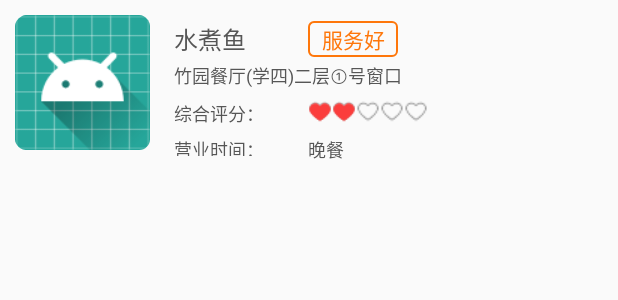
After one commit to CodeChild/DishesReviewsModule, an Android app: the layout dishes_reviews_item_seachresult.xml on its own in the app's theme, with its tools: preview values and no code run, on a phone screen of 412 x 824 dp. The commit adds this screen. Shown: the top 300 px of the screen. Run offline under Robolectric (Android 15) with nearby library versions, the phone set to English and light mode, and no system bars.

Commit message:
[add]搜索item xml心型RatingBar

```diff
--- a/app/src/main/java/com/twtstudio/service/dishesreviews/MainActivity.kt
+++ b/app/src/main/java/com/twtstudio/service/dishesreviews/MainActivity.kt
@@ -42,7 +42,7 @@ class MainActivity : AppCompatActivity() {
                             return true
                         }
                     })
-            itemIconTintList= null //不设置IconTint
+            itemIconTintList = null //不设置IconTint
         }
 
 
--- /dev/null
+++ b/app/src/main/res/drawable/dishes_reviews_ratingbar_small_material.xml
@@ -0,0 +1,28 @@
+<?xml version="1.0" encoding="utf-8"?><!-- Copyright (C) 2015 The Android Open Source Project
+
+     Licensed under the Apache License, Version 2.0 (the "License");
+     you may not use this file except in compliance with the License.
+     You may obtain a copy of the License at
+
+          http://www.apache.org/licenses/LICENSE-2.0
+
+     Unless required by applicable law or agreed to in writing, software
+     distributed under the License is distributed on an "AS IS" BASIS,
+     WITHOUT WARRANTIES OR CONDITIONS OF ANY KIND, either express or implied.
+     See the License for the specific language governing permissions and
+     limitations under the License.
+-->
+
+<layer-list xmlns:android="http://schemas.android.com/apk/res/android">
+    <item
+        android:id="@android:id/background"
+        android:drawable="@drawable/dishes_reviews_heart_empty" />
+    <item
+        android:id="@android:id/secondaryProgress"
+        android:drawable="@drawable/dishes_reviews_heart_full" />
+    <item android:id="@android:id/progress">
+        <bitmap
+            android:src="@drawable/dishes_reviews_heart_full"
+            android:tileModeX="repeat" />
+    </item>
+</layer-list>
--- /dev/null
+++ b/app/src/main/res/drawable/dishes_reviews_textview_border.xml
@@ -0,0 +1,6 @@
+<shape xmlns:android="http://schemas.android.com/apk/res/android">
+    <stroke
+        android:width="1dp"
+        android:color="@color/searchItemText2" />
+    <corners android:radius="3dp" />
+</shape>
--- /dev/null
+++ b/app/src/main/res/layout/dishes_reviews_item_seachresult.xml
@@ -0,0 +1,104 @@
+<?xml version="1.0" encoding="utf-8"?>
+<android.support.constraint.ConstraintLayout xmlns:android="http://schemas.android.com/apk/res/android"
+    xmlns:app="http://schemas.android.com/apk/res-auto"
+    android:layout_width="match_parent"
+    android:layout_height="109dp"
+    app:elevation="4dp">
+
+
+    <ImageView
+        android:id="@+id/item_icon"
+        android:layout_width="90dp"
+        android:layout_height="90dp"
+        android:layout_marginStart="10dp"
+        android:src="@mipmap/ic_launcher_round"
+        app:layout_constraintBottom_toBottomOf="parent"
+        app:layout_constraintStart_toStartOf="parent"
+        app:layout_constraintTop_toTopOf="parent" />
+
+    <TextView
+        android:id="@+id/item_name"
+        android:layout_width="80dp"
+        android:layout_height="wrap_content"
+        android:layout_marginStart="16dp"
+        android:layout_marginTop="14dp"
+        android:ellipsize="end"
+        android:text="水煮鱼"
+        android:textColor="@color/searchItemText1"
+        android:textSize="16sp"
+        app:layout_constraintStart_toEndOf="@id/item_icon"
+        app:layout_constraintTop_toTopOf="parent" />
+
+    <TextView
+        android:id="@+id/item_location"
+        android:layout_width="170dp"
+        android:layout_height="wrap_content"
+        android:layout_marginTop="3dp"
+        android:ellipsize="end"
+        android:lines="1"
+        android:text="竹园餐厅(学四)二层①号窗口"
+        android:textColor="@color/searchItemText1"
+        android:textSize="12sp"
+        app:layout_constraintLeft_toLeftOf="@id/item_name"
+        app:layout_constraintTop_toBottomOf="@id/item_name" />
+
+    <TextView
+        android:id="@+id/item_titile1"
+        android:layout_width="wrap_content"
+        android:layout_height="wrap_content"
+        android:layout_marginTop="7dp"
+        android:ellipsize="end"
+        android:text="综合评分："
+        android:textColor="@color/searchItemText1"
+        android:textSize="12sp"
+        app:layout_constraintLeft_toLeftOf="@id/item_location"
+        app:layout_constraintTop_toBottomOf="@id/item_location" />
+
+    <TextView
+        android:id="@+id/item_titile2"
+        android:layout_width="wrap_content"
+        android:layout_height="13dp"
+        android:layout_marginTop="6dp"
+        android:ellipsize="end"
+        android:text="营业时间："
+        android:textColor="@color/searchItemText1"
+        android:textSize="12sp"
+        app:layout_constraintLeft_toLeftOf="@id/item_titile1"
+        app:layout_constraintTop_toBottomOf="@id/item_titile1" />
+
+    <TextView
+        android:id="@+id/item_time"
+        android:layout_width="wrap_content"
+        android:layout_height="wrap_content"
+        android:layout_marginStart="29dp"
+        android:ellipsize="end"
+        android:text="晚餐"
+        android:textColor="@color/searchItemText1"
+        android:textSize="12sp"
+        app:layout_constraintStart_toEndOf="@id/item_titile2"
+        app:layout_constraintTop_toTopOf="@id/item_titile2" />
+
+    <RatingBar
+        style="@style/DishesRatingBar"
+        android:layout_width="wrap_content"
+        android:layout_height="wrap_content"
+        android:layout_marginStart="29dp"
+        android:isIndicator="true"
+        android:rating="2"
+        app:layout_constraintStart_toEndOf="@id/item_titile1"
+        app:layout_constraintTop_toTopOf="@id/item_titile1" />
+
+    <TextView
+        android:id="@+id/item_tag"
+        android:layout_width="60dp"
+        android:layout_height="24dp"
+        android:background="@drawable/dishes_reviews_textview_border"
+        android:ellipsize="end"
+        android:gravity="center"
+        android:text="服务好"
+        android:textColor="@color/searchItemText2"
+        android:textSize="14sp"
+        app:layout_constraintLeft_toLeftOf="@id/item_time"
+        app:layout_constraintTop_toTopOf="@id/item_name" />
+
+</android.support.constraint.ConstraintLayout>
--- a/app/src/main/res/values/colors.xml
+++ b/app/src/main/res/values/colors.xml
@@ -4,4 +4,6 @@
     <color name="colorPrimaryDark">#f35822</color>
     <color name="colorAccent">#f3740b</color>
     <color name="white">#fff</color>
+    <color name="searchItemText1">#565656</color>
+    <color name="searchItemText2">#fe770b</color>
 </resources>
--- a/app/src/main/res/values/styles.xml
+++ b/app/src/main/res/values/styles.xml
@@ -8,4 +8,13 @@
         <item name="colorAccent">@color/colorAccent</item>
     </style>
 
+    <style name="DishesRatingBar" parent="@android:style/Widget.RatingBar">
+        <item name="android:progressDrawable">@drawable/dishes_reviews_ratingbar_small_material
+        </item>
+        <item name="android:indeterminateDrawable">
+            @drawable/dishes_reviews_ratingbar_small_material
+        </item>
+        <item name="android:minHeight">16dp</item>
+        <item name="android:maxHeight">16dp</item>
+    </style>
 </resources>
```
Also changed, not shown: app/src/main/res/drawable/dishes_reviews_heart_empty.png (added), app/src/main/res/drawable/dishes_reviews_heart_full.png (added).
